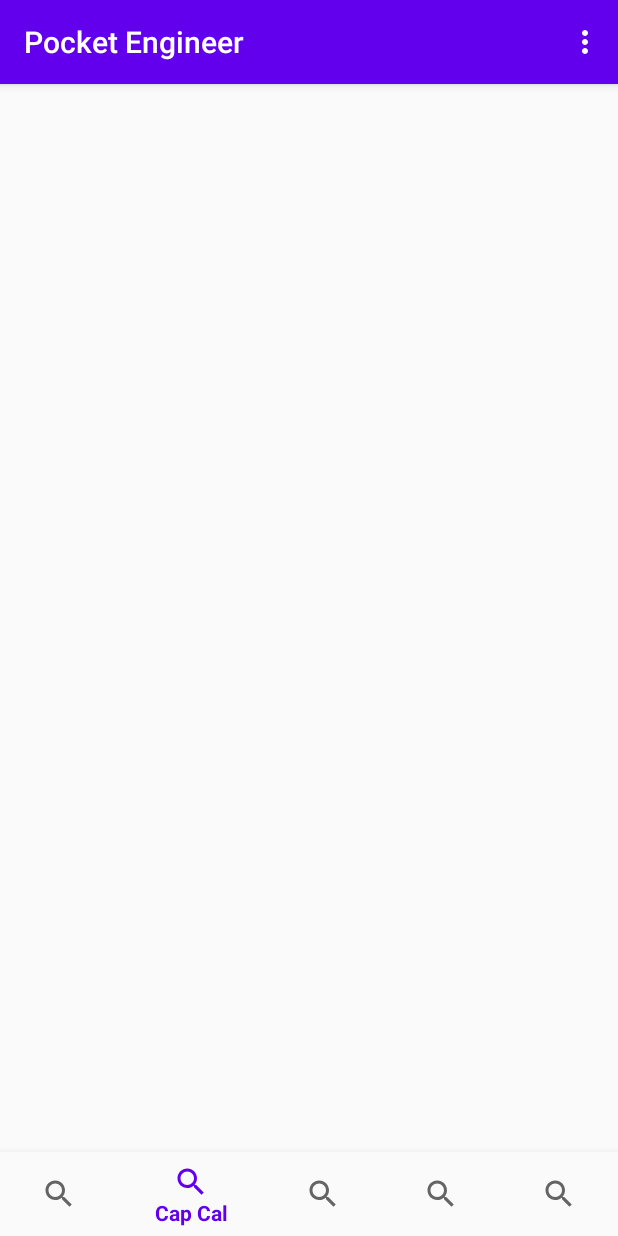
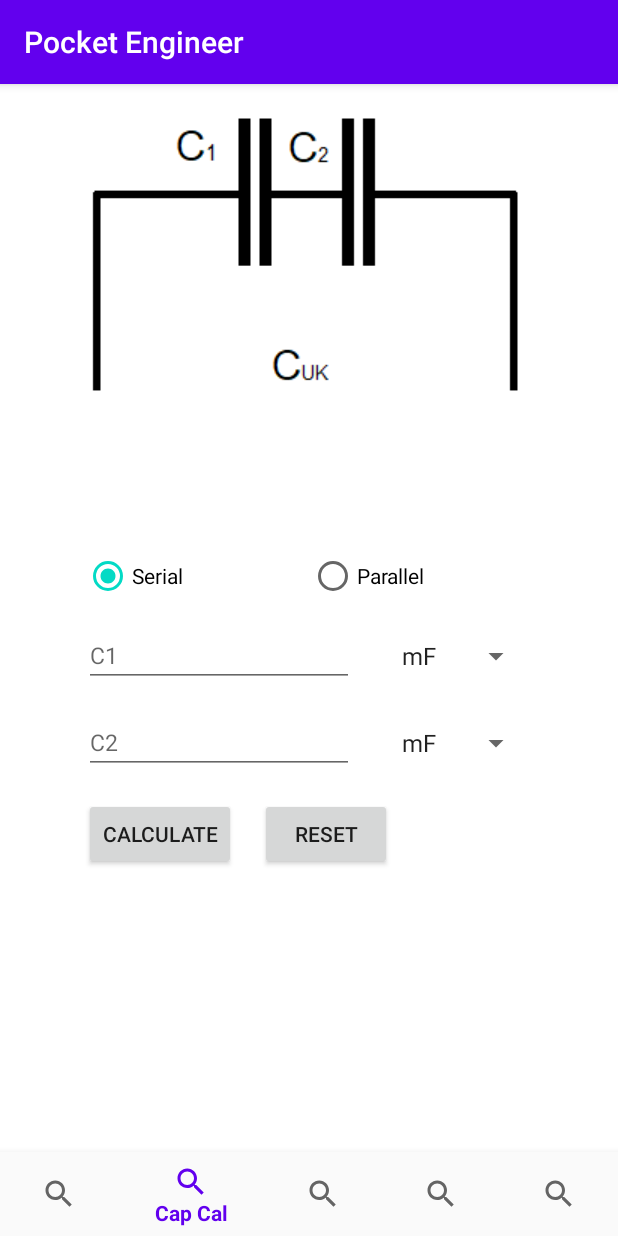
Before and after one commit to antoniokranjcina/Pocket-Engineer, an Android app: the screen it shows after launch (MainActivity), item 2 of the bottom bar chosen, on a phone screen of 412 x 824 dp. Run offline under Robolectric (Android 15) with nearby library versions, the phone set to English and light mode, and no system bars.

Commit message:
Number capacitor added

```diff
--- a/app/src/main/java/com/tvz/zavrsnirad/capacitor/CapacitorFragment.java
+++ b/app/src/main/java/com/tvz/zavrsnirad/capacitor/CapacitorFragment.java
@@ -7,6 +7,8 @@ import android.view.MenuInflater;
 import android.view.MenuItem;
 import android.view.View;
 import android.view.ViewGroup;
+import android.widget.ArrayAdapter;
+import android.widget.Spinner;
 import android.widget.Toast;
 
 import androidx.annotation.NonNull;
@@ -21,44 +23,26 @@ public class CapacitorFragment extends Fragment {
     @Nullable
     @Override
     public View onCreateView(@NonNull LayoutInflater inflater, @Nullable ViewGroup container, @Nullable Bundle savedInstanceState) {
-        setHasOptionsMenu(true);
+        setHasOptionsMenu(false);
         View rootView =  inflater.inflate(R.layout.fragment_capacitor, container, false);
 
-        blankMethod();
+        ArrayAdapter<String> adapter = new ArrayAdapter<>(this.getActivity(),
+                android.R.layout.simple_list_item_1,
+                this.getResources().getStringArray(R.array.spinner_capacitor_units));
+
+        Spinner spinnerUnitC1 = rootView.findViewById(R.id.spinner_c1_capacitor_unit);
+        adapter.setDropDownViewResource(android.R.layout.simple_spinner_dropdown_item);
+        spinnerUnitC1.setAdapter(adapter);
+        spinnerUnitC1.setSelection(1);
+
+        Spinner spinnerUnitC2 = rootView.findViewById(R.id.spinner_c2_capacitor_unit);
+        adapter.setDropDownViewResource(android.R.layout.simple_spinner_dropdown_item);
+        spinnerUnitC2.setAdapter(adapter);
+        spinnerUnitC2.setSelection(1);
+
+        Calculator.calculate(rootView, this, spinnerUnitC1, spinnerUnitC2);
 
         return rootView;
     }
 
-    @Override
-    public void onCreateOptionsMenu(@NonNull Menu menu, @NonNull MenuInflater inflater) {
-        inflater.inflate(R.menu.example_menu, menu);
-        menu.findItem(R.id.settings_settings).setVisible(false);
-        menu.findItem(R.id.settings_w_output_power).setVisible(false);
-        menu.findItem(R.id.settings_variable_output_power).setVisible(false);
-        menu.findItem(R.id.settings_color_to_resist).setVisible(false);
-        menu.findItem(R.id.settings_resist_to_color).setVisible(false);
-        super.onCreateOptionsMenu(menu, inflater);
-    }
-
-    @Override
-    public boolean onOptionsItemSelected(@NonNull MenuItem item) {
-        switch (item.getItemId()) {
-            case R.id.settings_about:
-                Toast.makeText(getActivity(), "Item 1 Selected", Toast.LENGTH_LONG).show();
-                return true;
-            case R.id.settings_settings:
-                Toast.makeText(getActivity(), "Item 2 Selected", Toast.LENGTH_LONG).show();
-                return true;
-            case R.id.settings_history:
-                Toast.makeText(getActivity(), "Item 3 Selected", Toast.LENGTH_LONG).show();
-                return true;
-            default:
-                return super.onOptionsItemSelected(item);
-        }
-    }
-
-
-    private void blankMethod() {
-
-    }
 }
--- a/app/src/main/res/layout/fragment_capacitor.xml
+++ b/app/src/main/res/layout/fragment_capacitor.xml
@@ -1,19 +1,135 @@
 <?xml version="1.0" encoding="utf-8"?>
-<androidx.constraintlayout.widget.ConstraintLayout
-    xmlns:android="http://schemas.android.com/apk/res/android"
+<androidx.constraintlayout.widget.ConstraintLayout xmlns:android="http://schemas.android.com/apk/res/android"
     xmlns:app="http://schemas.android.com/apk/res-auto"
     xmlns:tools="http://schemas.android.com/tools"
     android:layout_width="match_parent"
-    android:layout_height="match_parent">
+    android:layout_height="match_parent"
+    android:background="#FFFFFF">
 
-    <TextView
-        android:id="@+id/textView"
+    <ImageView
+        android:id="@+id/capacitor_serial_connection"
         android:layout_width="wrap_content"
         android:layout_height="wrap_content"
-        android:layout_marginTop="8dp"
+        android:layout_marginTop="16dp"
+        android:contentDescription="@string/serial"
+        android:visibility="visible"
         app:layout_constraintEnd_toEndOf="parent"
         app:layout_constraintStart_toStartOf="parent"
         app:layout_constraintTop_toTopOf="parent"
-        tools:text="Fragment Favorites" />
+        app:srcCompat="@drawable/serial-capacitor" />
+
+    <ImageView
+        android:id="@+id/capacitor_parallel_connection"
+        android:layout_width="wrap_content"
+        android:layout_height="wrap_content"
+        android:layout_marginTop="16dp"
+        android:background="#FFFFFF"
+        android:contentDescription="@string/parallel"
+        android:visibility="invisible"
+        app:layout_constraintEnd_toEndOf="parent"
+        app:layout_constraintStart_toStartOf="parent"
+        app:layout_constraintTop_toTopOf="parent"
+        app:srcCompat="@drawable/parallel-capacitor" />
+
+    <RadioGroup
+        android:id="@+id/radioGroup"
+        android:layout_width="wrap_content"
+        android:layout_height="wrap_content"
+        android:orientation="horizontal"
+        app:layout_constraintEnd_toEndOf="parent"
+        app:layout_constraintStart_toStartOf="parent"
+        app:layout_constraintTop_toBottomOf="@+id/capacitor_parallel_connection">
+
+        <RadioButton
+            android:id="@+id/capacitor_serial_radioButton"
+            android:layout_width="150dp"
+            android:layout_height="wrap_content"
+            android:checked="true"
+            android:text="@string/serial" />
+
+        <RadioButton
+            android:id="@+id/capacitor_parallel_radioButton"
+            android:layout_width="150dp"
+            android:layout_height="wrap_content"
+            android:text="@string/parallel" />
+    </RadioGroup>
+
+    <EditText
+        android:id="@+id/capacitor1_input_editText"
+        android:layout_width="wrap_content"
+        android:layout_height="wrap_content"
+        android:layout_marginTop="16dp"
+        android:autofillHints=""
+        android:ems="10"
+        android:hint="@string/capacitor_1"
+        android:inputType="numberDecimal"
+        android:textSize="15sp"
+        app:layout_constraintStart_toStartOf="@+id/radioGroup"
+        app:layout_constraintTop_toBottomOf="@+id/radioGroup" />
+
+    <Spinner
+        android:id="@+id/spinner_c1_capacitor_unit"
+        android:layout_width="wrap_content"
+        android:layout_height="wrap_content"
+        android:layout_marginStart="16dp"
+        android:layout_marginLeft="16dp"
+        app:layout_constraintBottom_toBottomOf="@+id/capacitor1_input_editText"
+        app:layout_constraintStart_toEndOf="@+id/capacitor1_input_editText"
+        app:layout_constraintTop_toTopOf="@+id/capacitor1_input_editText" />
+
+    <EditText
+        android:id="@+id/capacitor2_input_editText"
+        android:layout_width="wrap_content"
+        android:layout_height="wrap_content"
+        android:layout_marginTop="16dp"
+        android:autofillHints=""
+        android:ems="10"
+        android:hint="@string/capacitor_2"
+        android:inputType="numberDecimal"
+        android:textSize="15sp"
+        app:layout_constraintEnd_toEndOf="@+id/capacitor1_input_editText"
+        app:layout_constraintStart_toStartOf="@+id/capacitor1_input_editText"
+        app:layout_constraintTop_toBottomOf="@+id/capacitor1_input_editText" />
+
+    <Spinner
+        android:id="@+id/spinner_c2_capacitor_unit"
+        android:layout_width="wrap_content"
+        android:layout_height="wrap_content"
+        android:layout_marginStart="16dp"
+        android:layout_marginLeft="16dp"
+        app:layout_constraintBottom_toBottomOf="@+id/capacitor2_input_editText"
+        app:layout_constraintStart_toEndOf="@+id/capacitor2_input_editText"
+        app:layout_constraintTop_toTopOf="@+id/capacitor2_input_editText" />
+
+    <Button
+        android:id="@+id/capacitor_calculate"
+        android:layout_width="wrap_content"
+        android:layout_height="wrap_content"
+        android:layout_marginTop="16dp"
+        android:text="@string/calculate"
+        app:layout_constraintStart_toStartOf="@+id/capacitor2_input_editText"
+        app:layout_constraintTop_toBottomOf="@+id/capacitor2_input_editText" />
+
+    <Button
+        android:id="@+id/capacitor_reset"
+        android:layout_width="wrap_content"
+        android:layout_height="wrap_content"
+        android:layout_marginStart="16dp"
+        android:layout_marginLeft="16dp"
+        android:text="@string/button_reset"
+        app:layout_constraintBaseline_toBaselineOf="@+id/capacitor_calculate"
+        app:layout_constraintStart_toEndOf="@+id/capacitor_calculate" />
+
+    <TextView
+        android:id="@+id/capacitor_result"
+        android:layout_width="wrap_content"
+        android:layout_height="wrap_content"
+        android:layout_marginTop="16dp"
+        android:textColor="#000000"
+        android:textSize="18sp"
+        app:layout_constraintEnd_toEndOf="parent"
+        app:layout_constraintStart_toStartOf="parent"
+        app:layout_constraintTop_toBottomOf="@+id/capacitor_calculate"
+        tools:text="Result" />
 
 </androidx.constraintlayout.widget.ConstraintLayout>
--- a/app/src/main/res/layout/fragment_numbering_system_calculator.xml
+++ b/app/src/main/res/layout/fragment_numbering_system_calculator.xml
@@ -13,11 +13,13 @@
         android:autofillHints=""
         android:ems="10"
         android:hint="@string/enter_number_to_convert"
-        android:inputType="textPersonName"
+        android:inputType="textNoSuggestions"
+        android:digits="0123456789ABCDEFabcdef"
         android:textSize="15sp"
         app:layout_constraintEnd_toEndOf="parent"
         app:layout_constraintStart_toStartOf="parent"
-        app:layout_constraintTop_toTopOf="parent" />
+        app:layout_constraintTop_toTopOf="parent"
+        tools:ignore="TextFields" />
 
     <Spinner
         android:id="@+id/spinner_from_base"
--- a/app/src/main/res/values/strings.xml
+++ b/app/src/main/res/values/strings.xml
@@ -105,5 +105,17 @@
         <item>16</item>
     </string-array>
 
+    <string name="capacitor_1">C1</string>
+    <string name="capacitor_2">C2</string>
+    <string name="serial">Serial </string>
+    <string name="parallel">Parallel </string>
+    <string-array name="spinner_capacitor_units">
+        <item>F</item>
+        <item>mF</item>
+        <item>μF</item>
+        <item>nF</item>
+        <item>pF</item>
+    </string-array>
+
 
 </resources>
```
Also changed, not shown: app/src/main/java/com/tvz/zavrsnirad/capacitor/Calculator.java (added, +111 -0 lines), app/src/main/res/drawable/parallel-capacitor.png (added), app/src/main/res/drawable/serial-capacitor.png (added).
